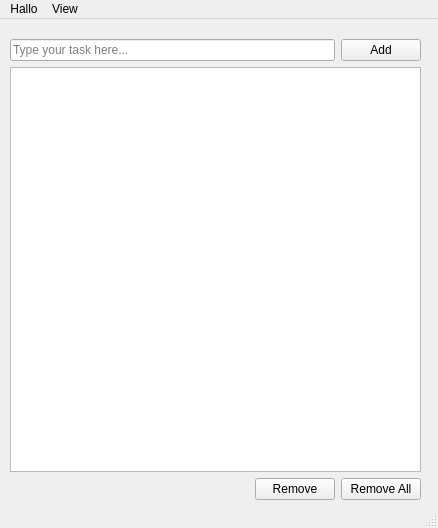
The window that mainwindow.ui (kevinlafreniere/cse165-todolist) describes before a commit, drawn with Qt 5.
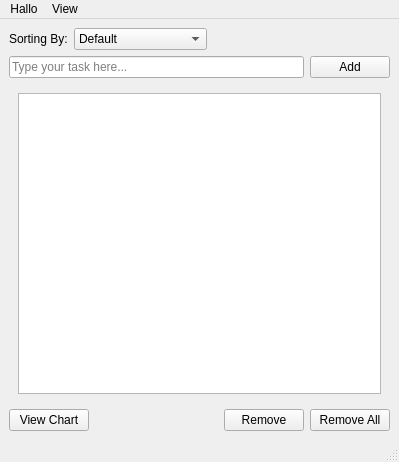
The same window after the commit.

Commit message: added graph+resize, improved sorting

The edit to the form file:
```diff
--- a/mainwindow.ui
+++ b/mainwindow.ui
@@ -6,8 +6,8 @@
    <rect>
     <x>0</x>
     <y>0</y>
-    <width>438</width>
-    <height>528</height>
+    <width>399</width>
+    <height>462</height>
    </rect>
   </property>
   <property name="windowTitle">
@@ -20,16 +20,52 @@
      <verstretch>0</verstretch>
     </sizepolicy>
    </property>
-   <widget class="QWidget" name="">
-    <property name="geometry">
-     <rect>
-      <x>10</x>
-      <y>20</y>
-      <width>411</width>
-      <height>461</height>
-     </rect>
-    </property>
+   <layout class="QVBoxLayout" name="verticalLayout_2">
+    <item>
     <layout class="QVBoxLayout" name="verticalLayout">
+      <item>
+       <layout class="QHBoxLayout" name="horizontalLayout_3">
+        <item>
+         <widget class="QLabel" name="label">
+          <property name="text">
+           <string>Sorting By:</string>
+          </property>
+         </widget>
+        </item>
+        <item>
+         <widget class="QComboBox" name="comboBox">
+          <item>
+           <property name="text">
+            <string>Default</string>
+           </property>
+          </item>
+          <item>
+           <property name="text">
+            <string>Ascending (A-&gt;Z)</string>
+           </property>
+          </item>
+          <item>
+           <property name="text">
+            <string>Descending (Z-&gt;A)</string>
+           </property>
+          </item>
+         </widget>
+        </item>
+        <item>
+         <spacer name="horizontalSpacer_2">
+          <property name="orientation">
+           <enum>Qt::Horizontal</enum>
+          </property>
+          <property name="sizeHint" stdset="0">
+           <size>
+            <width>40</width>
+            <height>20</height>
+           </size>
+          </property>
+         </spacer>
+        </item>
+       </layout>
+      </item>
      <item>
       <layout class="QHBoxLayout" name="horizontalLayout_2">
        <item>
@@ -52,14 +88,35 @@
       </layout>
      </item>
      <item>
+       <widget class="QStackedWidget" name="stackedWidget">
+        <property name="currentIndex">
+         <number>0</number>
+        </property>
+        <widget class="QWidget" name="page_3">
+         <layout class="QHBoxLayout" name="horizontalLayout_5">
+          <item>
       <widget class="QListWidget" name="listWidget">
        <property name="sortingEnabled">
         <bool>false</bool>
        </property>
       </widget>
      </item>
+         </layout>
+        </widget>
+        <widget class="QWidget" name="frameChart">
+         <layout class="QHBoxLayout" name="horizontalLayout_6"/>
+        </widget>
+       </widget>
+      </item>
      <item>
       <layout class="QHBoxLayout" name="horizontalLayout">
+        <item>
+         <widget class="QPushButton" name="btnChart">
+          <property name="text">
+           <string>View Chart</string>
+          </property>
+         </widget>
+        </item>
        <item>
         <spacer name="horizontalSpacer">
          <property name="orientation">
@@ -90,14 +147,15 @@
       </layout>
      </item>
     </layout>
-   </widget>
+    </item>
+   </layout>
   </widget>
   <widget class="QMenuBar" name="menubar">
    <property name="geometry">
     <rect>
      <x>0</x>
      <y>0</y>
-     <width>438</width>
+     <width>399</width>
      <height>22</height>
     </rect>
    </property>
```
Lines whose indentation alone changed are shown as unchanged. The commit also changes 4 other files.
